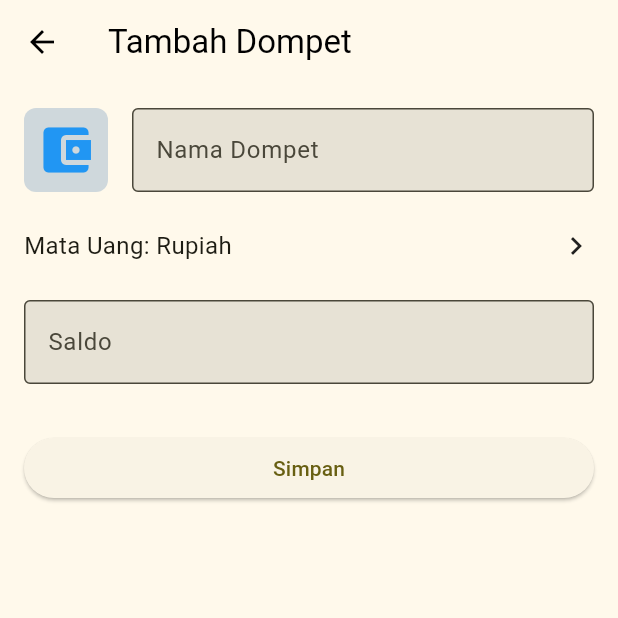
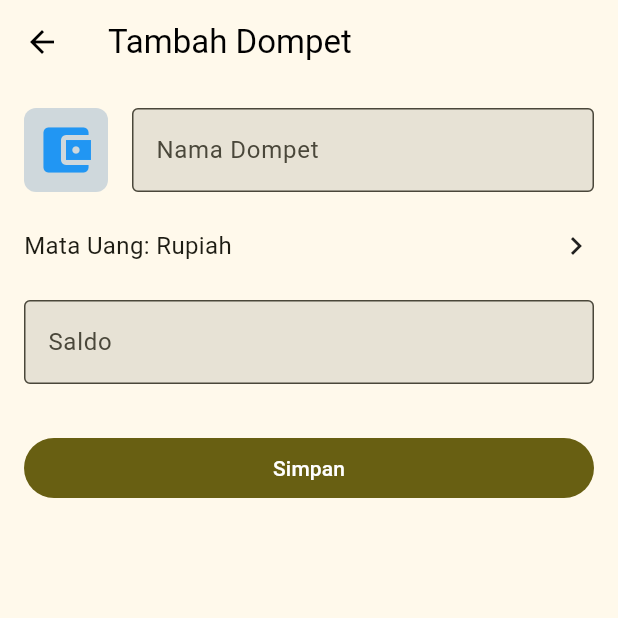
Before and after one commit to ridhoarmand/smartmoney, a Flutter app: the AddEditWalletScreen screen opened directly with empty values, on a phone screen of 412 x 824 dp, the top half of it. Run offline on Flutter 3.47's test engine with Material 3 defaults, Android fonts, the light colour scheme and no system bars; our stand-ins replace cloud_firestore, firebase_auth, firebase_core, firebase_storage, flex_color_scheme, flutter_riverpod and 4 more; missing offline and left inert: flutter_iconpicker; accounts and stored records are empty; generated files the repository leaves out were written again.

Commit message:
Refactoring code

```diff
--- a/lib/features/account/views/widgets/listtile_wallet.dart
+++ b/lib/features/account/views/widgets/listtile_wallet.dart
@@ -13,7 +13,7 @@ class ListTileWallet extends StatelessWidget {
       title: const Text('My Wallets'),
       trailing: const Icon(Icons.arrow_forward_ios),
       onTap: () {
-        context.go('/account/wallets', extra: uid);
+        context.push('/account/wallets', extra: uid);
       },
     );
   }
--- a/lib/features/wallet/views/add_wallet_screen.dart
+++ b/lib/features/wallet/views/add_wallet_screen.dart
@@ -140,13 +140,13 @@ class _AddEditWalletScreenState extends ConsumerState<AddEditWalletScreen> {
                 },
               ),
               const SizedBox(height: 32),
-              ElevatedButton(
+              FilledButton(
                 onPressed: _saveWallet,
                 child: const Text('Simpan'),
               ),
               if (widget.wallet != null) ...[
                 const SizedBox(height: 16),
-                TextButton(
+                ElevatedButton(
                   onPressed: _deleteWallet,
                   child: const Text(
                     'Hapus Dompet',
```
Also changed, not shown: lib/features/wallet/service_providers/wallet_service_provider.dart (+9 -0 lines).
